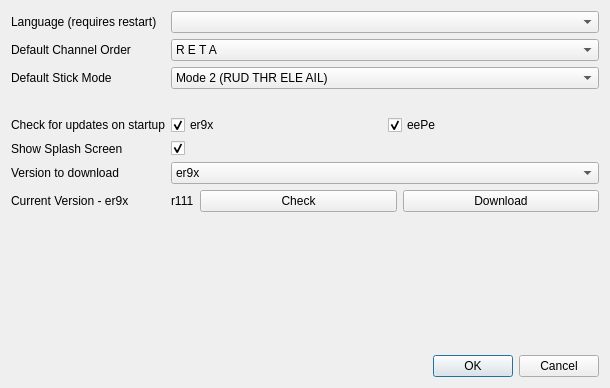
The window that gveepe/src/preferencesdialog.ui (neolu/gv9x) describes before a commit, drawn with Qt 5.
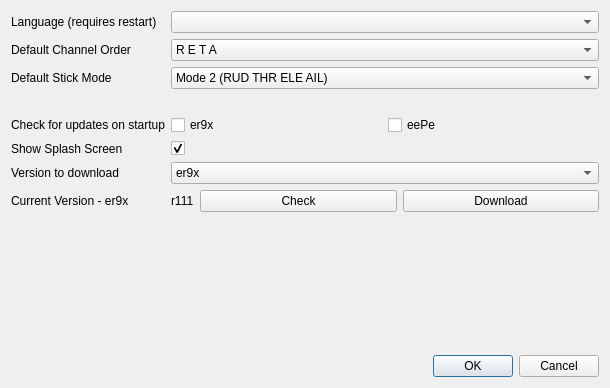
The same window after the commit. Icons and pictures are not drawn.

```diff
--- a/gveepe/src/preferencesdialog.ui
+++ b/gveepe/src/preferencesdialog.ui
@@ -39,21 +39,27 @@
     <layout class="QGridLayout" name="gridLayout">
      <item row="0" column="0">
       <widget class="QCheckBox" name="startupCheck_er9x">
+       <property name="enabled">
+        <bool>true</bool>
+       </property>
        <property name="text">
         <string>er9x</string>
        </property>
        <property name="checked">
-        <bool>true</bool>
+        <bool>false</bool>
        </property>
       </widget>
      </item>
      <item row="0" column="1">
       <widget class="QCheckBox" name="startupCheck_eepe">
+       <property name="enabled">
+        <bool>true</bool>
+       </property>
        <property name="text">
         <string>eePe</string>
        </property>
        <property name="checked">
-        <bool>true</bool>
+        <bool>false</bool>
        </property>
       </widget>
      </item>
```
